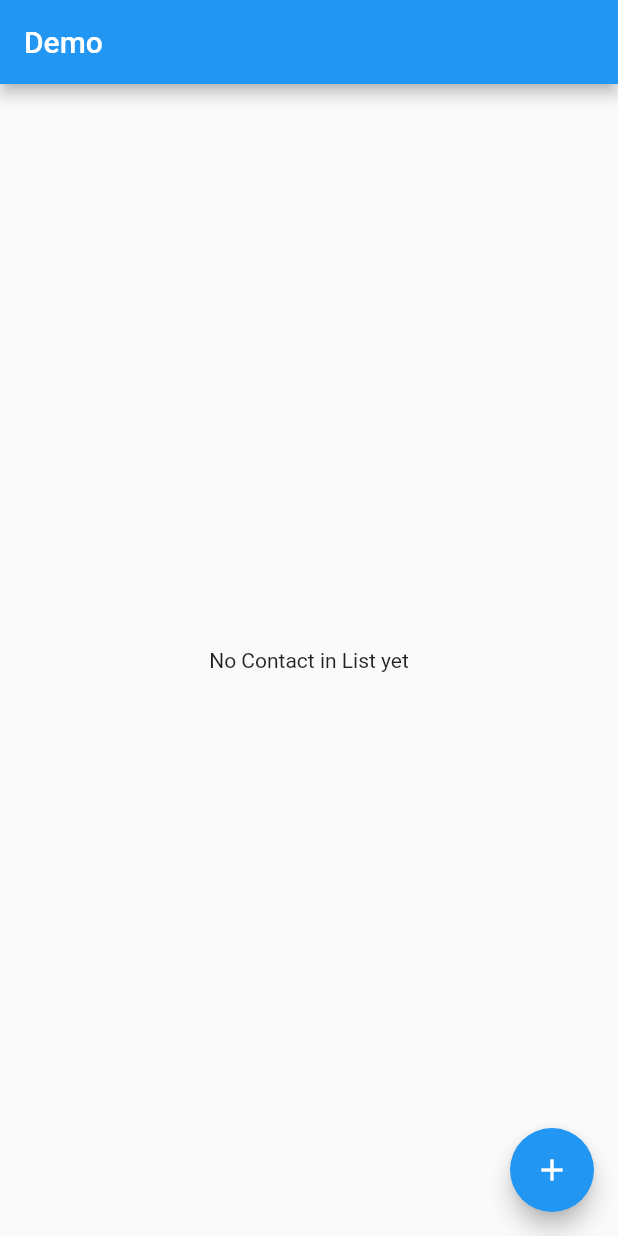
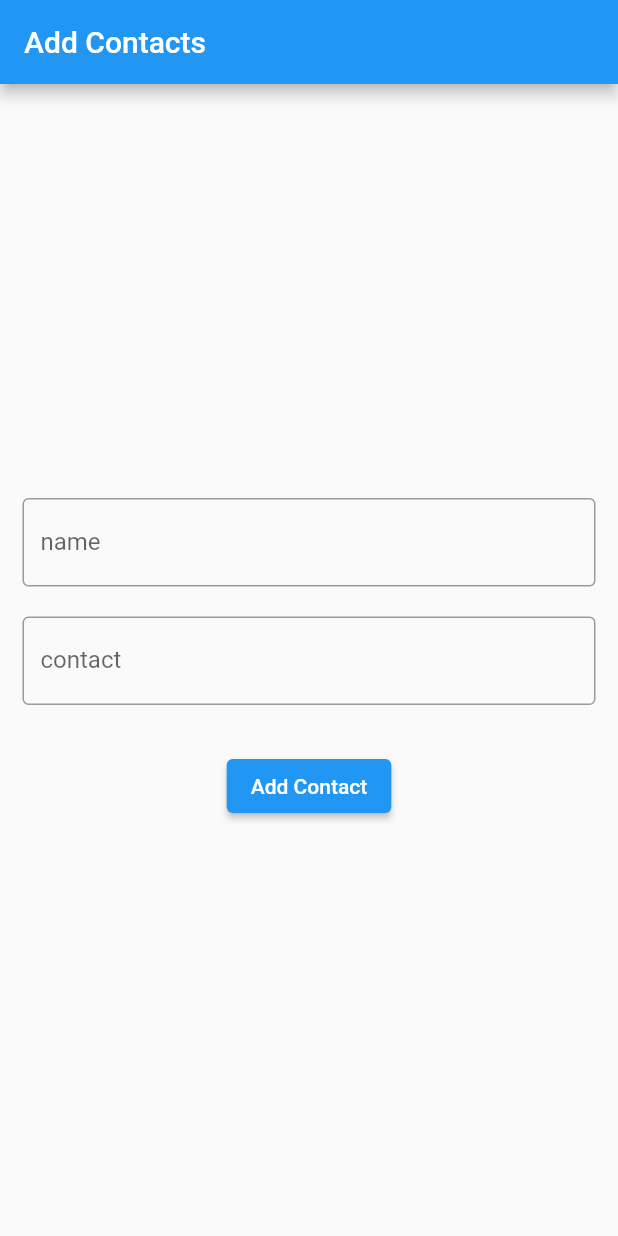
Before and after one commit to Dandy27/crud-sqlite, a Flutter app: the screen it shows after launch, on a phone screen of 412 x 824 dp. Run offline on Flutter 3.47's test engine with Material 2 defaults, Android fonts, the phone set to English and light mode, and no system bars; our stand-ins replace sqflite; accounts and stored records are empty.

Commit message:
add contacts

```diff
--- /dev/null
+++ b/crud_sqflite/lib/add_contacts.dart
@@ -0,0 +1,51 @@
+import 'package:flutter/material.dart';
+
+class AddContacts extends StatefulWidget {
+  const AddContacts({Key? key}) : super(key: key);
+
+  @override
+  State<AddContacts> createState() => _AddContactsState();
+}
+
+class _AddContactsState extends State<AddContacts> {
+  final _nameEC = TextEditingController();
+  final _contactEC = TextEditingController();
+  @override
+  void dispose() {
+    _nameEC.dispose();
+    _contactEC.dispose();
+
+    super.dispose();
+  }
+
+  @override
+  Widget build(BuildContext context) {
+    return Scaffold(
+      appBar: AppBar(
+        title: const Text('Add Contacts'),
+      ),
+      body: Center(
+        child: Padding(
+          padding: const EdgeInsets.all(15),
+          child: Column(
+            mainAxisAlignment: MainAxisAlignment.center,
+            children: [
+            _buildTextField(_nameEC, 'name'),
+            const SizedBox(height: 20),
+            _buildTextField(_contactEC, 'contact'),
+            const SizedBox(height: 30),
+            ElevatedButton(onPressed: () {}, child: const Text('Add Contact'))
+          ]),
+        ),
+      ),
+    );
+  }
+}
+
+TextField _buildTextField(TextEditingController _controller, String hint) {
+  return TextField(
+    controller: _controller,
+    decoration: InputDecoration(
+        labelText: hint, hintText: hint, border: const OutlineInputBorder()),
+  );
+}
--- a/crud_sqflite/lib/main.dart
+++ b/crud_sqflite/lib/main.dart
@@ -1,3 +1,4 @@
+import 'package:crud_sqflite/add_contacts.dart';
 import 'package:flutter/material.dart';
 
 import 'demo.dart';
@@ -16,7 +17,7 @@ class MyApp extends StatelessWidget {
       theme: ThemeData(
         primarySwatch: Colors.blue,
       ),
-      home:  const Demo(),
+      home:  const AddContacts(),
     );
   }
 }
```
